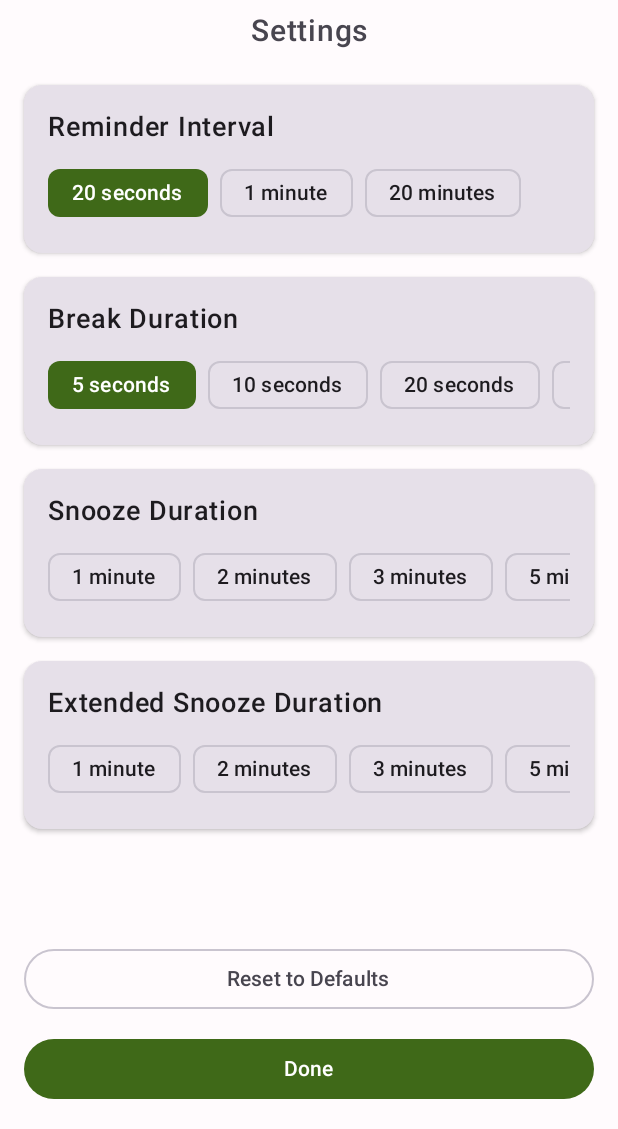
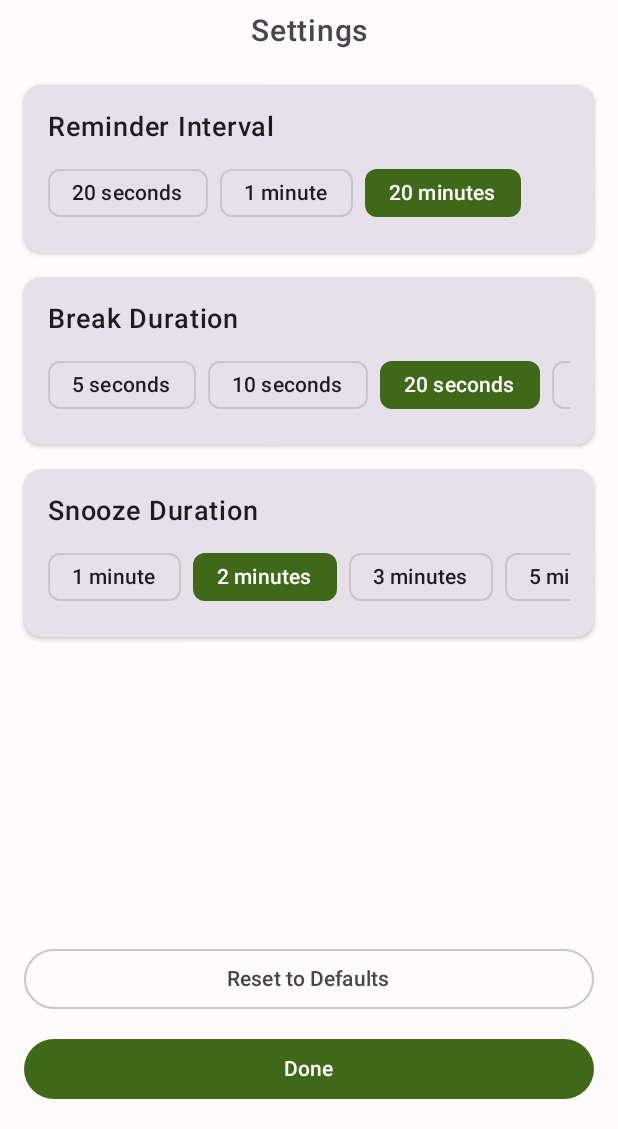
Before and after one commit to sivakar12/EyeRefresh, an Android app built with Jetpack Compose: the SettingsActivity screen opened directly, with no data from a screen before it, after a tap on "Reset to Defaults", on a phone screen of 412 x 824 dp, the part 107-1236 px from its top. Run offline under Robolectric (Android 15) with nearby library versions, the phone set to English and light mode, and no system bars.

Commit message:
Remove "extended snooze duration" setting

```diff
--- a/app/src/main/java/com/sivakar/eyerefresh/SettingsActivity.kt
+++ b/app/src/main/java/com/sivakar/eyerefresh/SettingsActivity.kt
@@ -137,34 +137,6 @@ fun SettingsScreen() {
                     currentValue = config.snoozeDurationMs,
                     onValueChange = { newValue ->
                         val newConfig = config.copy(snoozeDurationMs = newValue)
-                        config = newConfig
-                        Config.saveToPreferences(context, newConfig)
-                    }
-                )
-            }
-        }
-
-        Spacer(modifier = Modifier.height(16.dp))
-
-        // Extended snooze duration setting
-        Card(
-            modifier = Modifier.fillMaxWidth(),
-            elevation = CardDefaults.cardElevation(defaultElevation = 2.dp)
-        ) {
-            Column(
-                modifier = Modifier.padding(16.dp)
-            ) {
-                Text(
-                    text = "Extended Snooze Duration",
-                    fontSize = 18.sp,
-                    fontWeight = FontWeight.Medium,
-                    color = MaterialTheme.colorScheme.onSurface
-                )
-                Spacer(modifier = Modifier.height(8.dp))
-                ExtendedSnoozeDurationPills(
-                    currentValue = config.extendedSnoozeDurationMs,
-                    onValueChange = { newValue ->
-                        val newConfig = config.copy(extendedSnoozeDurationMs = newValue)
                         config = newConfig
                         Config.saveToPreferences(context, newConfig)
                     }
@@ -312,44 +284,6 @@ fun SnoozeDurationPills(
     }
 }
 
-@Composable
-fun ExtendedSnoozeDurationPills(
-    currentValue: Long,
-    onValueChange: (Long) -> Unit
-) {
-    val entries = stringArrayResource(R.array.extended_snooze_duration_entries)
-    val values = stringArrayResource(R.array.extended_snooze_duration_values)
-
-    val currentIndex = values.indexOf((currentValue / 1000).toString())
-
-    LazyRow(
-        horizontalArrangement = Arrangement.spacedBy(8.dp)
-    ) {
-        items(entries.size) { index ->
-            val isSelected = index == currentIndex
-            val entry = entries[index]
-
-            FilterChip(
-                selected = isSelected,
-                onClick = {
-                    val valueInSeconds = values[index].toLong()
-                    onValueChange(valueInSeconds * 1000)
-                },
-                label = {
-                    Text(
-                        entry,
-                        color = if (isSelected) MaterialTheme.colorScheme.onPrimary else MaterialTheme.colorScheme.onSurface
-                    )
-                },
-                colors = FilterChipDefaults.filterChipColors(
-                    selectedContainerColor = MaterialTheme.colorScheme.primary,
-                    selectedLabelColor = MaterialTheme.colorScheme.onPrimary
-                )
-            )
-        }
-    }
-}
-
 @Preview(showBackground = true)
 @Composable
 fun SettingsScreenPreview() {
--- a/app/src/main/java/com/sivakar/eyerefresh/core/AppConfig.kt
+++ b/app/src/main/java/com/sivakar/eyerefresh/core/AppConfig.kt
@@ -5,16 +5,13 @@ import android.content.SharedPreferences
 
 object AppConfig {
     // Default reminder interval (20 minutes)
-    const val DEFAULT_REMINDER_INTERVAL_MS = 20 * 1000L //20 * 60 * 1000L
+    const val DEFAULT_REMINDER_INTERVAL_MS = 20 * 60 * 1000L
 
     // Default break duration (20 seconds)
-    const val DEFAULT_BREAK_DURATION_MS = 5 * 1000L //20 * 1000L
+    const val DEFAULT_BREAK_DURATION_MS = 20 * 1000L
 
     // Default snooze duration (2 minutes)
-    const val DEFAULT_SNOOZE_DURATION_MS = 2 * 1000L //2 * 60 * 1000L
-
-    // Extended snooze duration (5 minutes) - used when snoozing from scheduled state
-    const val EXTENDED_SNOOZE_DURATION_MS = 5 * 1000L //5 * 60 * 1000L
+    const val DEFAULT_SNOOZE_DURATION_MS = 2 * 60 * 1000L
 
     // Notification titles and messages
     const val DEFAULT_NOTIFICATION_TITLE = "Eye Refresh Reminder"
@@ -29,15 +26,13 @@ object AppConfig {
 data class Config(
     val reminderIntervalMs: Long,
     val breakDurationMs: Long,
-    val snoozeDurationMs: Long,
-    val extendedSnoozeDurationMs: Long
+    val snoozeDurationMs: Long
 ) {
     companion object {
         fun getDefault(): Config = Config(
             reminderIntervalMs = AppConfig.DEFAULT_REMINDER_INTERVAL_MS,
             breakDurationMs = AppConfig.DEFAULT_BREAK_DURATION_MS,
-            snoozeDurationMs = AppConfig.DEFAULT_SNOOZE_DURATION_MS,
-            extendedSnoozeDurationMs = AppConfig.EXTENDED_SNOOZE_DURATION_MS
+            snoozeDurationMs = AppConfig.DEFAULT_SNOOZE_DURATION_MS
         )
 
         fun loadFromPreferences(context: Context): Config {
@@ -45,8 +40,7 @@ data class Config(
             return Config(
                 reminderIntervalMs = prefs.getLong("reminder_interval_ms", AppConfig.DEFAULT_REMINDER_INTERVAL_MS),
                 breakDurationMs = prefs.getLong("break_duration_ms", AppConfig.DEFAULT_BREAK_DURATION_MS),
-                snoozeDurationMs = prefs.getLong("snooze_duration_ms", AppConfig.DEFAULT_SNOOZE_DURATION_MS),
-                extendedSnoozeDurationMs = prefs.getLong("extended_snooze_duration_ms", AppConfig.EXTENDED_SNOOZE_DURATION_MS)
+                snoozeDurationMs = prefs.getLong("snooze_duration_ms", AppConfig.DEFAULT_SNOOZE_DURATION_MS)
             )
         }
 
@@ -56,7 +50,6 @@ data class Config(
                 putLong("reminder_interval_ms", config.reminderIntervalMs)
                 putLong("break_duration_ms", config.breakDurationMs)
                 putLong("snooze_duration_ms", config.snoozeDurationMs)
-                putLong("extended_snooze_duration_ms", config.extendedSnoozeDurationMs)
                 apply()
             }
         }
--- a/app/src/main/res/values/arrays.xml
+++ b/app/src/main/res/values/arrays.xml
@@ -40,22 +40,4 @@
         <item>300</item>
         <item>600</item>
     </string-array>
-
-    <string-array name="extended_snooze_duration_entries">
-        <item>1 minute</item>
-        <item>2 minutes</item>
-        <item>3 minutes</item>
-        <item>5 minutes</item>
-        <item>10 minutes</item>
-        <item>15 minutes</item>
-    </string-array>
-
-    <string-array name="extended_snooze_duration_values">
-        <item>60</item>
-        <item>120</item>
-        <item>180</item>
-        <item>300</item>
-        <item>600</item>
-        <item>900</item>
-    </string-array>
 </resources>
```
